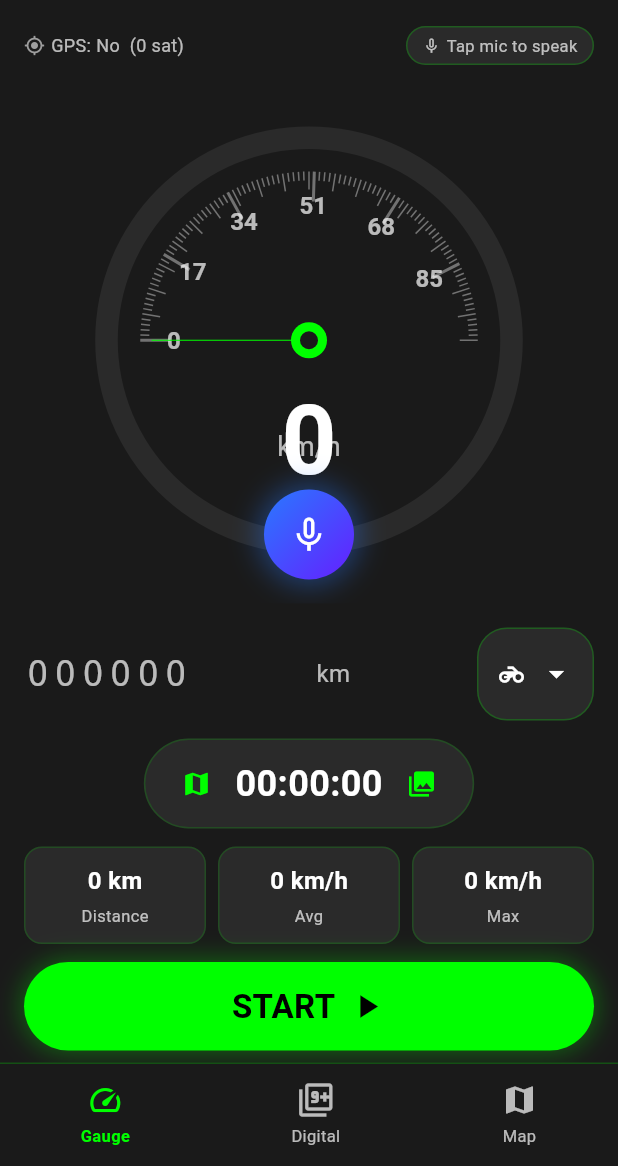
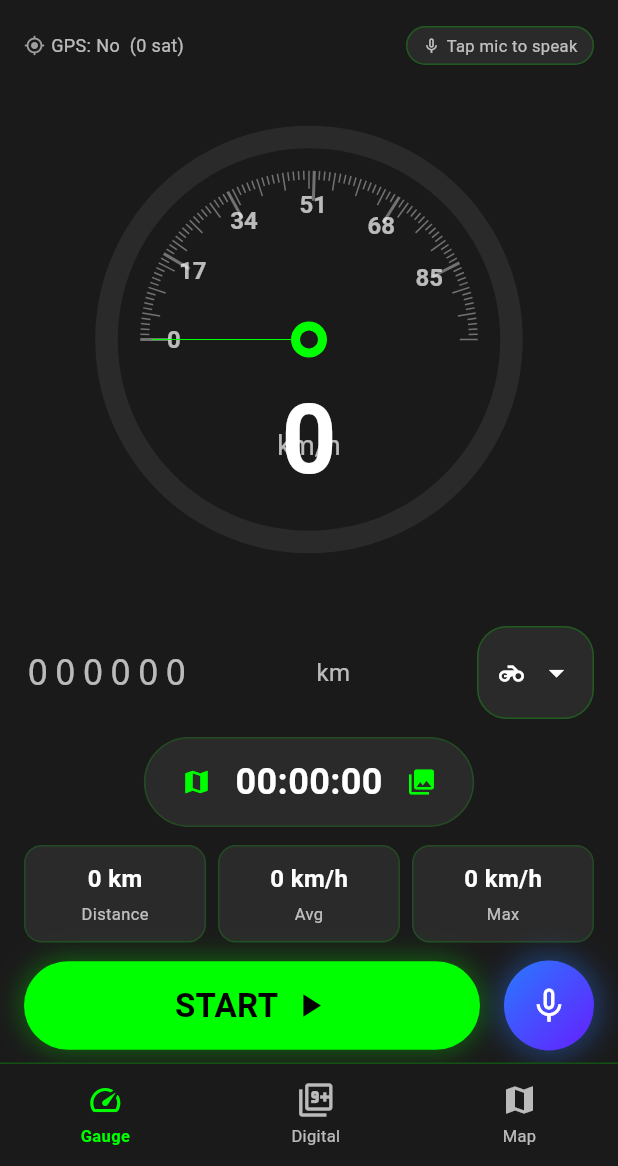
Before and after one commit to RKSAKETH/CarDashboard-Mobile, a Flutter app: the screen it shows once a user with an empty profile is signed in, on a phone screen of 412 x 824 dp, the part 70-1236 px from its top. Run offline on Flutter 3.47's test engine with Material 3 defaults, Android fonts, the phone set to English and light mode, and no system bars; our stand-ins replace cloud_firestore, firebase_auth, firebase_core, flutter_tts, geolocator, google_maps_flutter and 6 more; missing offline and left inert: light_sensor; accounts and stored records are empty; network calls fail; statements that could not run were skipped.

Commit message:
Update mic icon on home screen

```diff
--- a/lib/screens/home_screen.dart
+++ b/lib/screens/home_screen.dart
@@ -462,18 +462,7 @@ class _HomeScreenState extends State<HomeScreen> with TickerProviderStateMixin {
 
             // ── Main View ──
             Expanded(
-              child: Stack(
-                children: [
-                  _buildCurrentView(),
-                  // Floating Mic Button
-                  Positioned(
-                    bottom: 16,
-                    left: 0,
-                    right: 0,
-                    child: Center(child: _buildMicButton()),
-                  ),
-                ],
-              ),
+              child: _buildCurrentView(),
             ),
 
             // ── Bottom Stats and Controls ──
@@ -598,12 +587,14 @@ class _HomeScreenState extends State<HomeScreen> with TickerProviderStateMixin {
 
                   const SizedBox(height: 12),
 
-                  // START/STOP Button — colour follows ambient mode
-                  GestureDetector(
+                  // START/STOP Button and Mic Button
+                  Row(
+                    children: [
+                      Expanded(
+                        child: GestureDetector(
                           onTap: _toggleTracking,
                           child: AnimatedContainer(
                             duration: const Duration(milliseconds: 400),
-                      width: double.infinity,
                             padding: const EdgeInsets.symmetric(vertical: 14),
                             decoration: BoxDecoration(
                               color: accent,
@@ -636,6 +627,11 @@ class _HomeScreenState extends State<HomeScreen> with TickerProviderStateMixin {
                               ],
                             ),
                           ),
+                        ),
+                      ),
+                      const SizedBox(width: 16),
+                      _buildMicButton(),
+                    ],
                   ),
                 ],
               ),
```
Also changed, not shown: pubspec.lock, 1 other file. Lines whose indentation alone changed are shown as unchanged.
